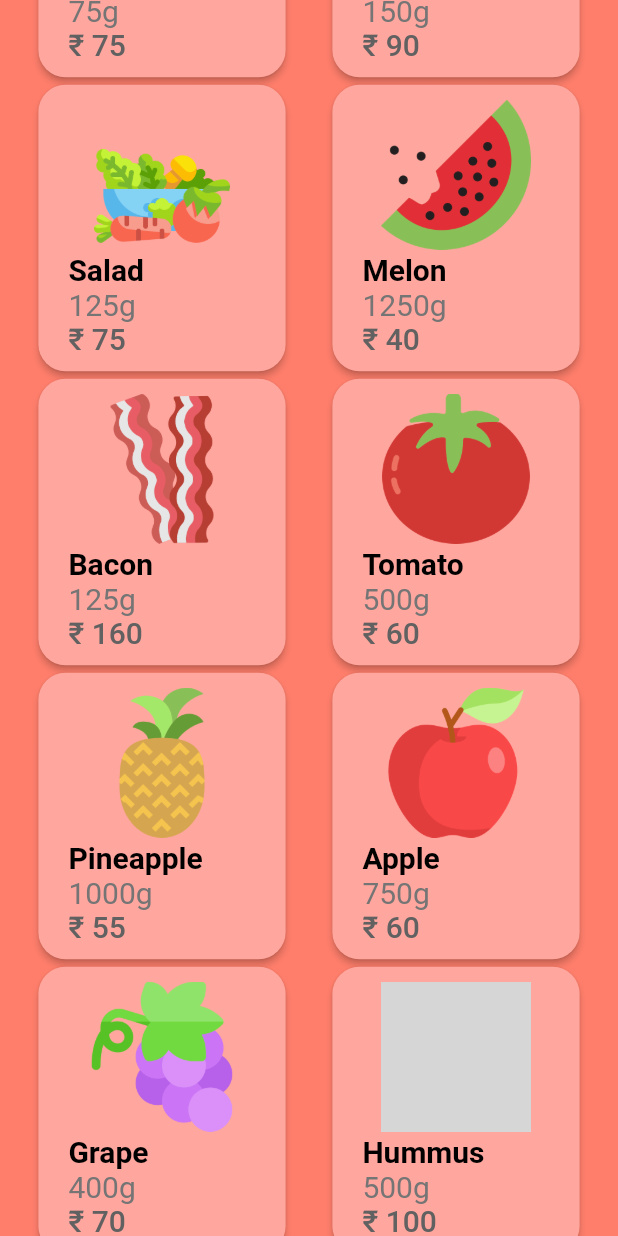
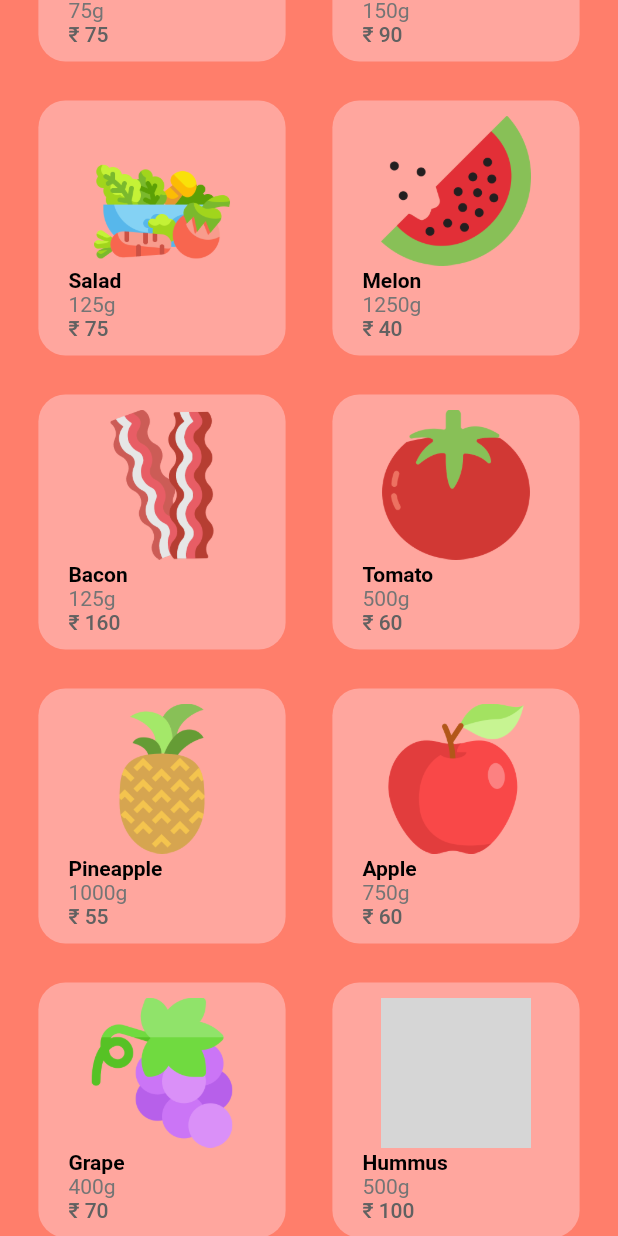
Before and after one commit to AnanduR32/Peer_Learning, a Flutter app: the screen it shows after launch, scrolled down 1152 dp, on a phone screen of 412 x 824 dp. Run offline on Flutter 3.47's test engine with Material 2 defaults, Android fonts, the phone set to English and light mode, and no system bars; our stand-ins replace double_back_to_close_app, flutter_spinkit; grey boxes are pictures that could not be loaded.

Commit message:
fixed overflow by removing rawmaterialbutton

```diff
--- a/Assignments/ecomm_ui/lib/homepageButtons/button.dart
+++ b/Assignments/ecomm_ui/lib/homepageButtons/button.dart
@@ -10,20 +10,16 @@ class Button extends StatelessWidget {
   Widget build(BuildContext context) {
     return Column(
       mainAxisAlignment: MainAxisAlignment.spaceEvenly,
+      crossAxisAlignment: CrossAxisAlignment.center,
       children: <Widget>[
         Container(
           width: MediaQuery.of(context).size.width * 0.40,
-          child: RawMaterialButton(
           padding: EdgeInsets.fromLTRB(20, 10, 20, 10),
-            shape: new RoundedRectangleBorder(
+          decoration: new BoxDecoration(
             borderRadius: new BorderRadius.circular(18.0),
-                side: BorderSide(color: Colors.transparent)),
-            fillColor: salmonColor,
-            splashColor: beige,
-            textStyle: TextStyle(
-                color: Colors.black,
-                fontWeight: FontWeight.bold,
-                fontSize: 20.0),
+            color: salmonColor,
+            // side: BorderSide(color: Colors.transparent),
+          ),
           child: Column(
             mainAxisSize: MainAxisSize.min,
             children: <Widget>[
@@ -70,13 +66,6 @@ class Button extends StatelessWidget {
               ),
             ],
           ),
-            onPressed: () {
-              // Navigator.push(
-              //           context,
-              //           MaterialPageRoute(builder: (context) => MedPage(item)),
-              //         );
-            },
-          ),
         ),
         // Padding(
         //   padding: const EdgeInsets.only(top: 20.0),
```
Lines whose indentation alone changed are shown as unchanged.
